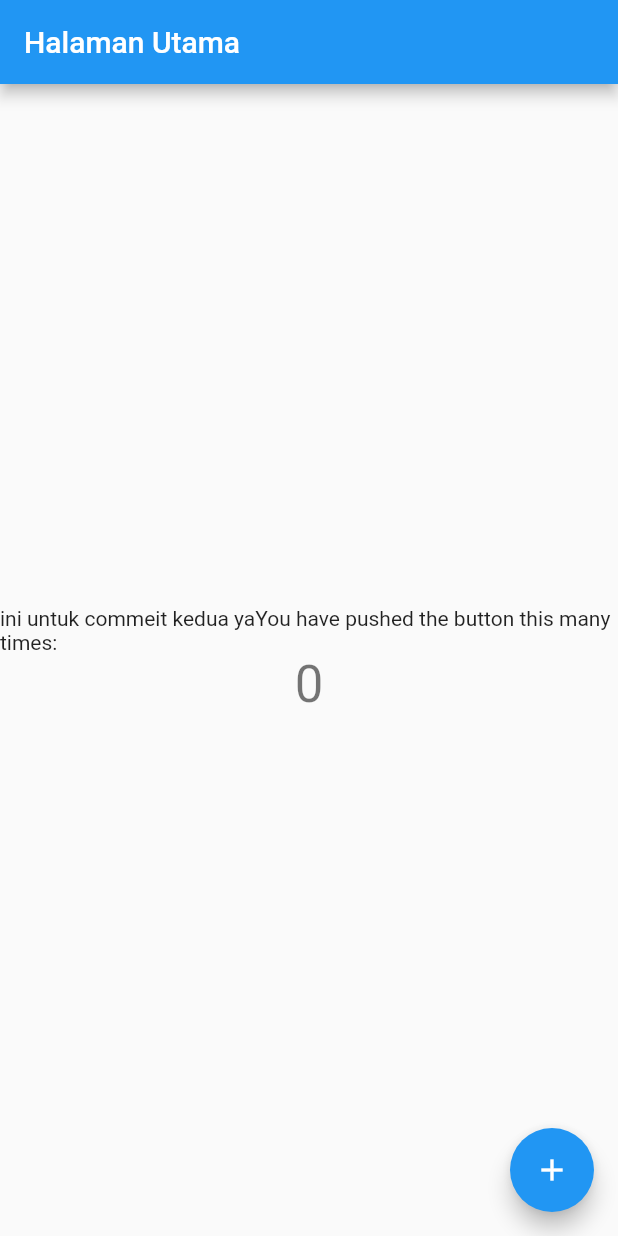
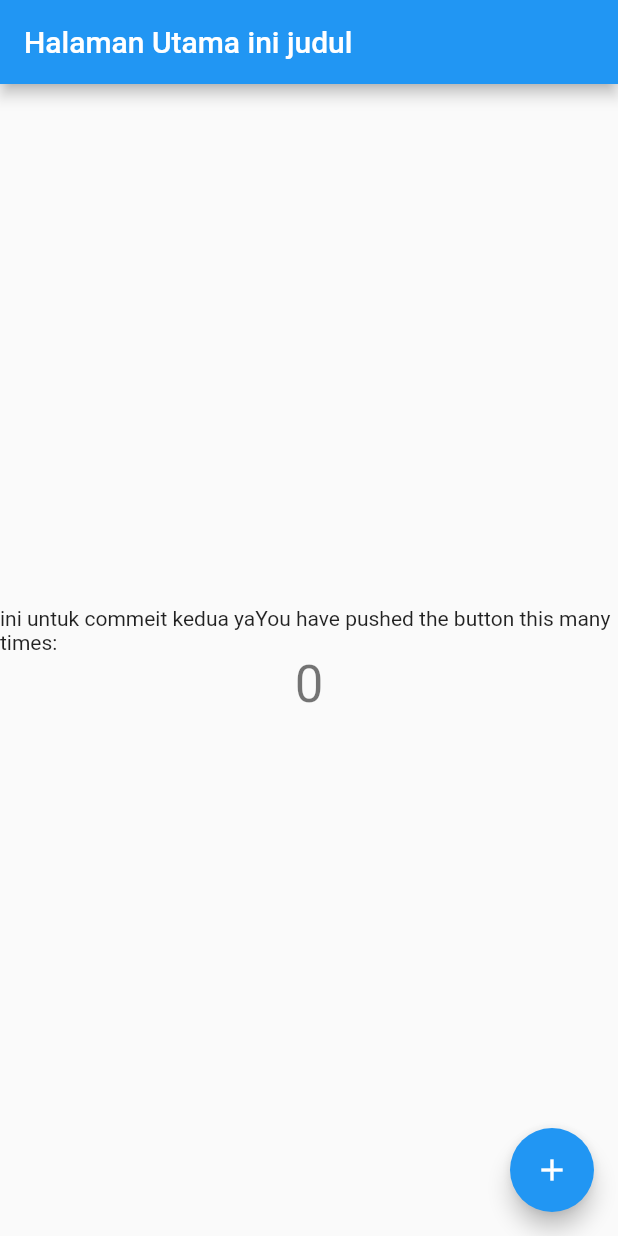
Before and after one commit to muhammad910/flutter_application_1, a Flutter app: the screen it shows after launch, on a phone screen of 412 x 824 dp. Run offline on Flutter 3.47's test engine with Material 2 defaults, Android fonts, the phone set to English and light mode, and no system bars.

Commit message:
Judul Perlu di edit

```diff
--- a/lib/main.dart
+++ b/lib/main.dart
@@ -22,7 +22,7 @@ class MyApp extends StatelessWidget {
         // is not restarted.
         primarySwatch: Colors.blue,
       ),
-      home: MyHomePage(title: 'Halaman Utama'),
+      home: MyHomePage(title: 'Halaman Utama ini judul'),
     );
   }
 }
```
